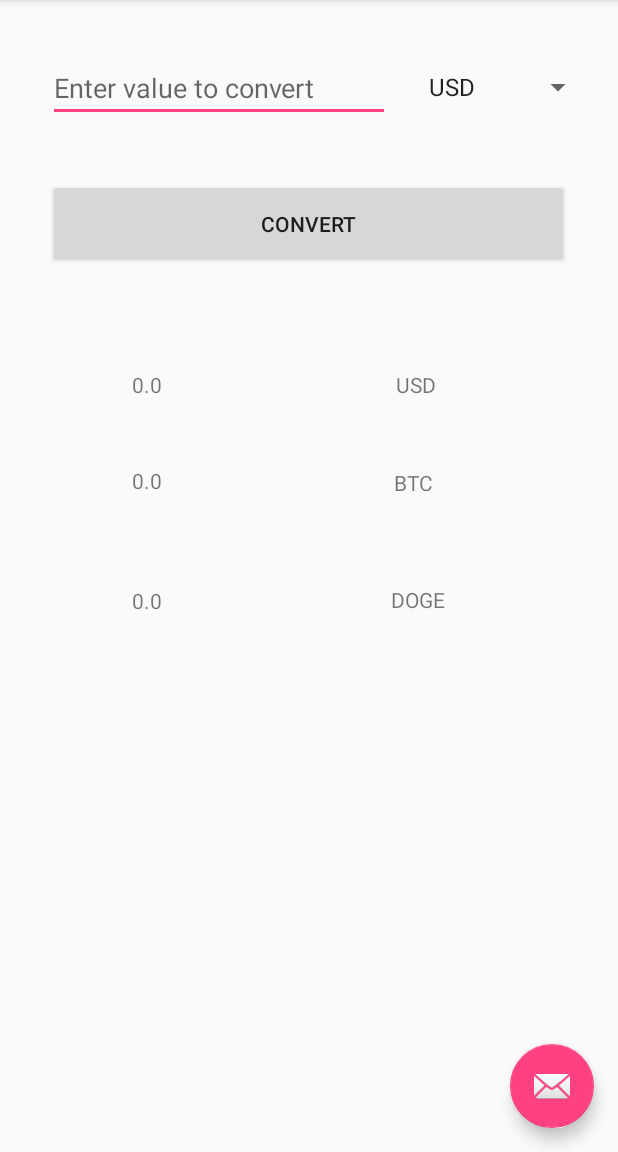
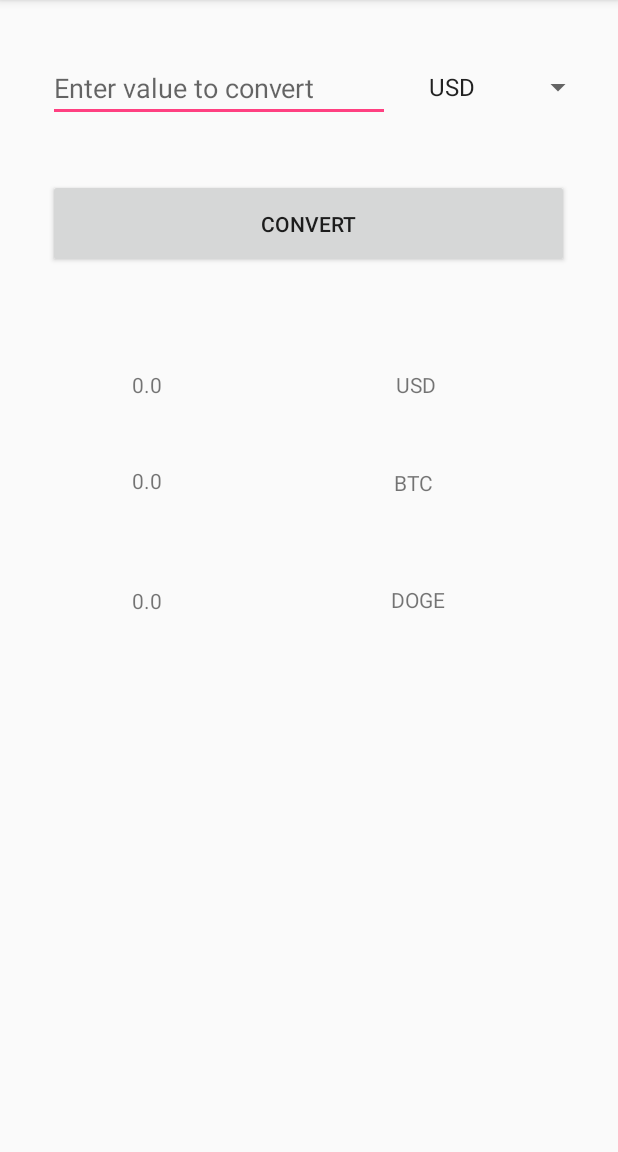
Before and after one commit to taoong/Cryptocurrency-Converter, an Android app: the screen it shows after launch (MainActivity), on a phone screen of 412 x 824 dp, the part 84-1236 px from its top. Run offline under Robolectric (Android 15) with nearby library versions, the phone set to English and light mode, and no system bars; 2 statements that could not run were skipped.

```diff
--- a/app/src/main/res/layout/activity_main.xml
+++ b/app/src/main/res/layout/activity_main.xml
@@ -22,12 +22,4 @@
 
     <include layout="@layout/content_main" />
 
-    <android.support.design.widget.FloatingActionButton
-        android:id="@+id/fab"
-        android:layout_width="wrap_content"
-        android:layout_height="wrap_content"
-        android:layout_gravity="bottom|end"
-        android:layout_margin="@dimen/fab_margin"
-        app:srcCompat="@android:drawable/ic_dialog_email" />
-
 </android.support.design.widget.CoordinatorLayout>
```
